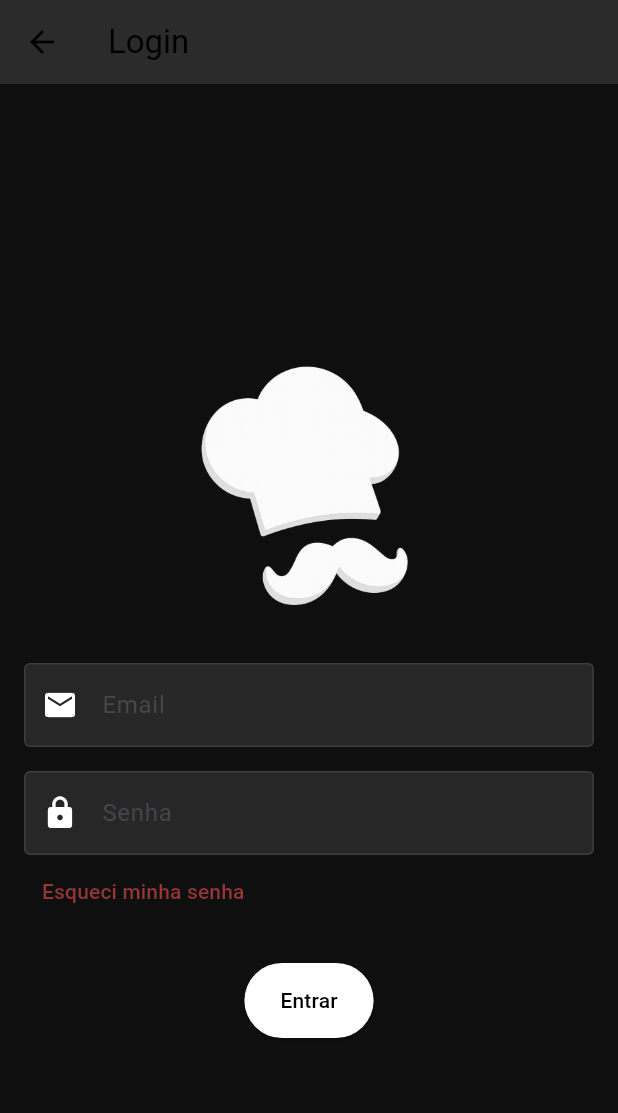
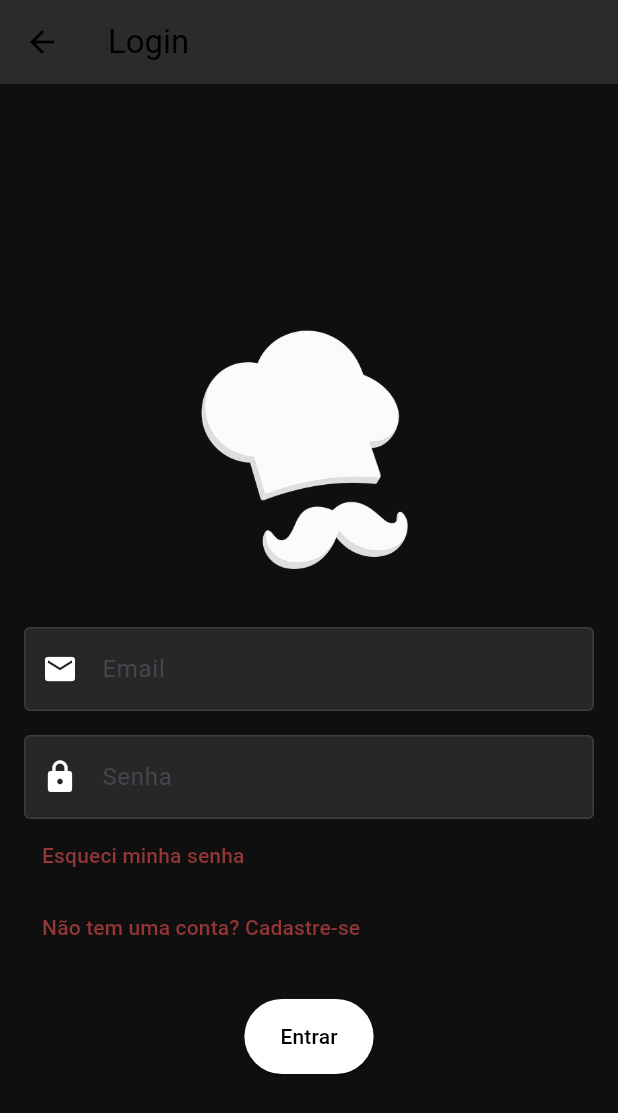
Before and after one commit to LelioNeto/ProjetoAplicativo, a Flutter app: the TelaLoginView screen opened directly, on a phone screen of 412 x 824 dp. Shown: the top 1113 px of the screen. Run offline on Flutter 3.47's test engine with Material 3 defaults, Android fonts, the light colour scheme and no system bars; our stand-ins replace device_preview.

Commit message:
botão de cadastro na tela de login

```diff
--- a/lib/view/tela_login_view.dart
+++ b/lib/view/tela_login_view.dart
@@ -1,4 +1,5 @@
 import 'package:flutter/material.dart';
+import 'package:projeto_app/view/tela_cadastro_view.dart';
 
 class TelaLoginView extends StatelessWidget {
   const TelaLoginView({super.key});
@@ -90,6 +91,28 @@ class TelaLoginView extends StatelessWidget {
                   ),
                 ),
               ),
+              // "Não tem uma conta? Cadastre-se"
+              Align(
+                alignment: Alignment.centerLeft,
+                child: TextButton(
+                  onPressed: () {
+      Navigator.push(
+        context,
+        MaterialPageRoute(builder: (context) => const TelaCadastroView()),
+      );
+    },
+    style: ButtonStyle(
+      overlayColor: WidgetStateProperty.all(Colors.transparent), // sem efeito ao clicar
+    ),
+    child: const Text(
+      "Não tem uma conta? Cadastre-se",
+      style: TextStyle(
+        color: Color.fromARGB(255, 150, 54, 54),
+      ),
+    ),
+  ),
+),
+
 
               const SizedBox(height: 24),
 
```
